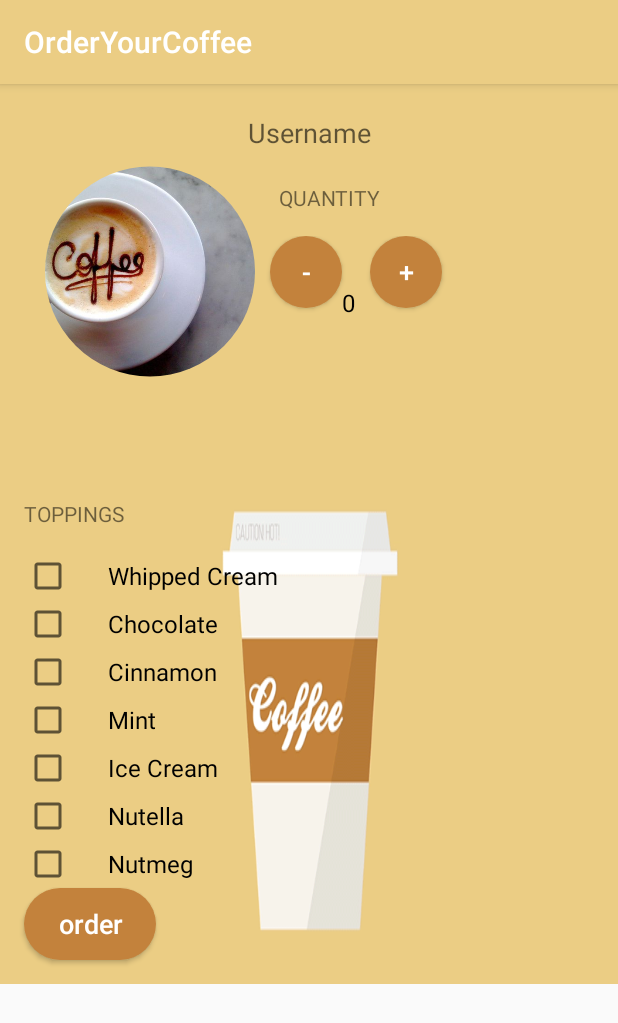
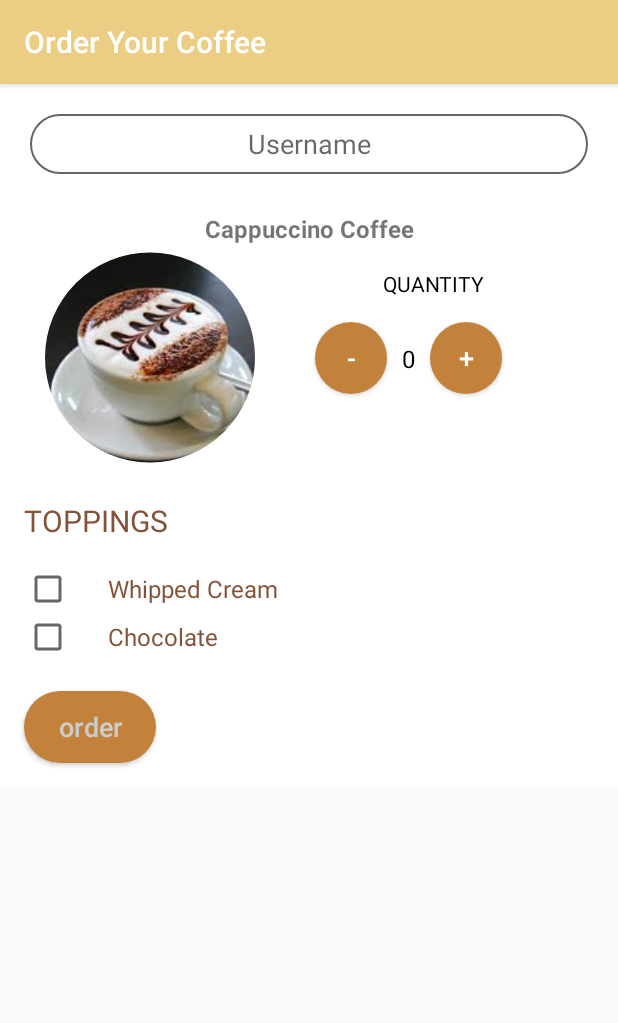
Before and after one commit to MayankSingh1993/JustJava, an Android app: the screen it shows after launch (MainActivity), after a tap on "order", on a phone screen of 412 x 824 dp. Shown: the top 1023 px of the screen. Run offline under Robolectric (Android 15) with nearby library versions, the phone set to English and light mode, and no system bars; our stand-ins replace CircleImageView.

Commit message:
new ui inserted.

```diff
--- a/app/src/main/java/com/example/android/justjava/MainActivity.java
+++ b/app/src/main/java/com/example/android/justjava/MainActivity.java
@@ -43,17 +43,8 @@ public class MainActivity extends AppCompatActivity {
         boolean hasWhippedCream = whippedCreamCheckBox.isChecked();
         CheckBox chocolateCheckBox = (CheckBox) findViewById(R.id.checkBox2);
         boolean hasChocolate = chocolateCheckBox.isChecked();
-        CheckBox cinnamonCheckBox = (CheckBox) findViewById(R.id.checkBox1);
-        boolean hasCinnamon = cinnamonCheckBox.isChecked();
-        CheckBox mintCheckBox = (CheckBox) findViewById(R.id.checkBox2);
-        boolean hasMint = mintCheckBox.isChecked();
-        CheckBox nutellaCheckBox = (CheckBox) findViewById(R.id.checkBox1);
-        boolean hasnutella = nutellaCheckBox.isChecked();
-        CheckBox nutmegCheckBox = (CheckBox) findViewById(R.id.checkBox2);
-        boolean hasNutmeg = nutmegCheckBox.isChecked();
-        boolean hasNutella = nutellaCheckBox.isChecked();
-        CheckBox icecreamCheckBox = (CheckBox) findViewById(R.id.checkBox2);
-        boolean hasIceCream = icecreamCheckBox.isChecked();
+
+
         //Log.v("MainActivity","Has Whipped Cream : "+hasWhippedCream);
         //String priceMessage =calculatePrice(quantity,10);
         String priceMessage = createOrderSummary(5, 1, 2, name, hasWhippedCream, hasChocolate);
--- a/app/src/main/res/drawable/edittext_background.xml
+++ b/app/src/main/res/drawable/edittext_background.xml
@@ -2,10 +2,10 @@
     <selector  xmlns:android="http://schemas.android.com/apk/res/android">
     <item>
         <shape android:shape="rectangle" >
-            <corners android:radius="80dp" />
+            <corners android:radius="40dp" />
             <solid android:color="#FFFFFF"/>
 
-            <stroke android:color="#666666" android:width=".5dp"/>
+            <stroke android:color="#666666" android:width="1dp"/>
 
 
         </shape>
--- a/app/src/main/res/layout/activity_main.xml
+++ b/app/src/main/res/layout/activity_main.xml
@@ -9,36 +9,49 @@
     <LinearLayout
         android:layout_width="match_parent"
         android:layout_height="wrap_content"
+        android:background="@color/colorWhite"
         android:orientation="vertical"
-        android:background="@drawable/coffee800"
 
         tools:context="com.example.android.justjava.MainActivity">
 
         <EditText
             android:id="@+id/editText"
             style="@style/editText_style"
+            android:layout_width="match_parent"
+
+            android:layout_height="40dp"
             android:layout_marginTop="20dp"
-            android:background="@null"
+            android:ems="10"
+            android:hint="Username"
+            android:inputType="textPersonName"
+            android:textColor="#57240F" />
+
+        <TextView
+            android:id="@+id/textView2"
             android:layout_width="match_parent"
             android:layout_height="wrap_content"
-            android:ems="10"
-            android:inputType="textPersonName"
-            android:hint="Username" />
+            android:layout_marginTop="20dp"
+
+            android:gravity="center"
+            android:text="@string/cappuccino_coffee"
+            android:textSize="16sp"
+            android:textStyle="bold" />
 
         <LinearLayout
             android:layout_width="match_parent"
             android:layout_height="wrap_content"
             android:layout_marginLeft="20dp"
             android:layout_marginRight="20dp"
-            android:orientation="horizontal"
             android:layout_weight="1"
-           >
+
+
+            android:orientation="horizontal">
 
             <de.hdodenhof.circleimageview.CircleImageView
                 android:layout_width="150dp"
                 android:layout_height="150dp"
-               android:paddingLeft="10dp"
-                android:src="@drawable/coffeemug">
+                android:paddingLeft="10dp"
+                android:src="@drawable/cappacino">
 
 
             </de.hdodenhof.circleimageview.CircleImageView>
@@ -55,13 +68,16 @@
                     android:layout_marginBottom="16dp"
                     android:layout_marginLeft="16dp"
                     android:layout_marginTop="16dp"
+                    android:gravity="center"
 
                     android:text="@string/quantity"
-                    android:textAllCaps="true" />
+                    android:textAllCaps="true"
+                    android:textColor="#000000" />
 
                 <LinearLayout
                     android:layout_width="match_parent"
                     android:layout_height="match_parent"
+                    android:layout_gravity="center"
                     android:orientation="horizontal">
 
                     <Button
@@ -69,7 +85,7 @@
                         style="@style/button_style1"
                         android:layout_width="48dp"
                         android:layout_height="48dp"
-
+                        android:layout_marginLeft="40dp"
                         android:onClick="decrement"
                         android:text="@string/minus" />
 
@@ -77,7 +93,8 @@
                         android:id="@+id/quantity_text_view"
                         android:layout_width="wrap_content"
                         android:layout_height="wrap_content"
-                        android:layout_marginTop="20dp"
+                        android:layout_marginLeft="10dp"
+                        android:gravity="center"
                         android:text="@string/quantity_text"
                         android:textAllCaps="true"
                         android:textColor="@android:color/black"
@@ -102,9 +119,11 @@
             android:layout_height="wrap_content"
             android:layout_marginBottom="16dp"
             android:layout_marginLeft="16dp"
-            android:layout_marginTop="16dp"
+            android:layout_marginTop="20dp"
+            android:textSize="20sp"
             android:text="@string/toppings"
-            android:textAllCaps="true" />
+            android:textAllCaps="true"
+            android:textColor="@color/colorBrown" />
 
         <CheckBox
             android:id="@+id/checkBox1"
@@ -113,6 +132,7 @@
             android:layout_marginLeft="16dp"
             android:paddingLeft="24sp"
             android:text="@string/whipped_cream"
+            android:textColor="@color/colorBrown"
             android:textSize="16sp" />
 
 
@@ -123,53 +143,7 @@
             android:layout_marginLeft="16dp"
             android:paddingLeft="24sp"
             android:text="@string/chocolate"
-            android:textSize="16sp" />
-
-        <CheckBox
-            android:id="@+id/checkBox3"
-            android:layout_width="wrap_content"
-            android:layout_height="wrap_content"
-            android:layout_marginLeft="16dp"
-            android:paddingLeft="24sp"
-            android:text="@string/cinnamon"
-            android:textSize="16sp" />
-
-
-        <CheckBox
-            android:id="@+id/checkBox4"
-            android:layout_width="wrap_content"
-            android:layout_height="wrap_content"
-            android:layout_marginLeft="16dp"
-            android:paddingLeft="24sp"
-            android:text="@string/mint"
-            android:textSize="16sp" />
-
-        <CheckBox
-            android:id="@+id/checkBox5"
-            android:layout_width="wrap_content"
-            android:layout_height="wrap_content"
-            android:layout_marginLeft="16dp"
-            android:paddingLeft="24sp"
-            android:text="@string/ice_cream"
-            android:textSize="16sp" />
-
-
-        <CheckBox
-            android:id="@+id/checkBox6"
-            android:layout_width="wrap_content"
-            android:layout_height="wrap_content"
-            android:layout_marginLeft="16dp"
-            android:paddingLeft="24sp"
-            android:text="@string/nutella"
-            android:textSize="16sp" />
-
-        <CheckBox
-            android:id="@+id/checkBox7"
-            android:layout_width="wrap_content"
-            android:layout_height="wrap_content"
-            android:layout_marginLeft="16dp"
-            android:paddingLeft="24sp"
-            android:text="@string/nutmeg"
+            android:textColor="@color/colorBrown"
             android:textSize="16sp" />
 
 
@@ -178,10 +152,12 @@
             style="@style/button_style1"
             android:layout_width="wrap_content"
             android:layout_height="wrap_content"
+            android:layout_marginTop="20dp"
             android:layout_marginBottom="16dp"
             android:layout_marginLeft="16dp"
             android:onClick="submitOrders"
-            android:text="@string/order" />
+            android:text="@string/order"
+            android:textColor="@color/colorTransParentWhite" />
 
 
     </LinearLayout>
--- a/app/src/main/res/values/colors.xml
+++ b/app/src/main/res/values/colors.xml
@@ -3,4 +3,7 @@
     <color name="colorPrimary">#EBCD84</color>
     <color name="colorPrimaryDark">#EBCD84</color>
     <color name="colorAccent">#EBCD84</color>
+    <color name="colorBrown">#845239</color>
+    <color name="colorWhite">#FFFFFF</color>
+    <color name="colorTransParentWhite">#CCCCCC</color>
 </resources>
--- a/app/src/main/res/values/strings.xml
+++ b/app/src/main/res/values/strings.xml
@@ -1,16 +1,10 @@
 <resources xmlns:xliff="urn:oasis:names:tc:xliff:document:1.2">
-    <string name="app_name">OrderYourCoffee</string>
+    <string name="app_name">Order Your Coffee</string>
     <string name="name"> Name</string>
     <string name="toppings">Toppings</string>
+    <string name="quantity">Quantity</string>
     <string name="whipped_cream">Whipped Cream</string>
-    <string name="cinnamon">Cinnamon</string>
-    <string name="nutmeg">Nutmeg</string>
-    <string name="nutella">Nutella</string>
     <string name="chocolate">Chocolate</string>
-    <string name="quantity">Quantity</string>
-    <string name="mint">Mint</string>
-    <string name="ice_cream">Ice Cream</string>
-
     <string name="order">order</string>
     <string name="initial_quantity_value">2</string>
     <string name="order_summary_price">Total: </string>
@@ -21,9 +15,10 @@
     <string name="below_one_coffee_message">You cannot have less then one coffee</string>
     <string name="above_100_coffee_message">You cannot have more then 100 coffee</string>
     <string name="thank_you">Thank You!</string>
-    <string name="order_summary_email_subject">Only java for <xliff:g id="name" example="Amy">%s</xliff:g></string>
+    <string name="order_summary_email_subject">Coffee Order Details for <xliff:g id="name" example="Amy">%s</xliff:g></string>
     <string name="minus">-</string>
     <string name="plus">+</string>
     <string name="quantity_text">0</string>
+    <string name="cappuccino_coffee">Cappuccino Coffee</string>
 
 </resources>
```
Also changed, not shown: app/src/main/res/drawable/cappacino.jpg (added), 2 other files.
